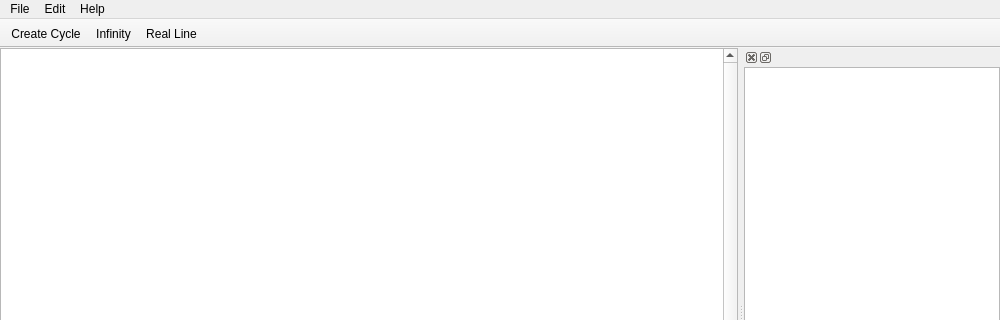
Qt form forms/mainwindow.ui (lhutton1/moebinv-gui) before a commit; both pictures show x 0 to 1000 and y 0 to 320 of the 1000 by 600 pixel window.
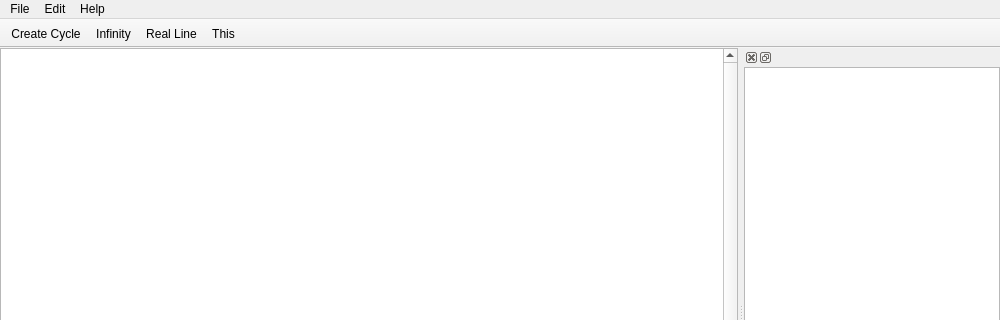
The same form after that commit.

```diff
--- a/forms/mainwindow.ui
+++ b/forms/mainwindow.ui
@@ -97,6 +97,7 @@
    <addaction name="actionCreate_Cycle"/>
    <addaction name="actionInfinity"/>
    <addaction name="actionReal_Line"/>
+   <addaction name="actionThis"/>
   </widget>
   <widget class="QStatusBar" name="statusBar"/>
   <widget class="QDockWidget" name="dockWidget">
@@ -227,6 +228,11 @@
     <string>Real Line</string>
    </property>
   </action>
+  <action name="actionThis">
+   <property name="text">
+    <string>This</string>
+   </property>
+  </action>
  </widget>
  <layoutdefault spacing="6" margin="11"/>
  <resources/>
```
Left out of the diff: 3 changed lines with no effect on the pictures.
